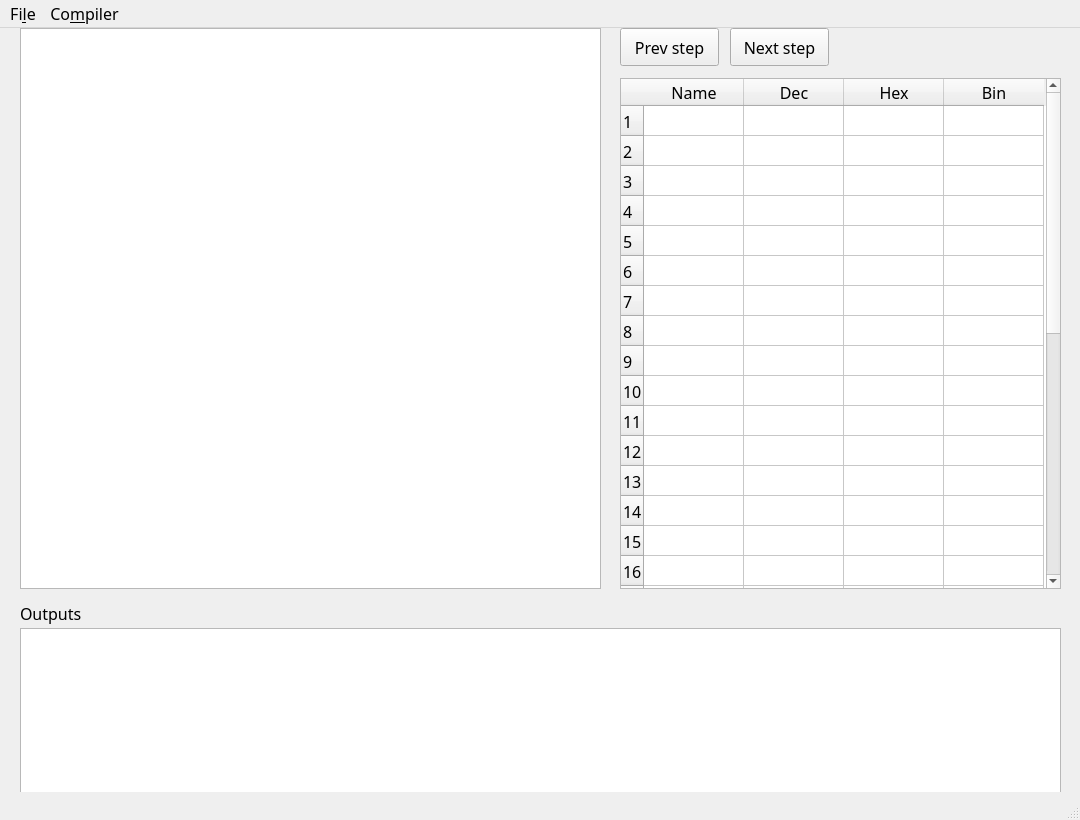
First picture: the form in Compiler/gui/xasm_ide.ui, repository ErickOF/CE4301-ASIP-for-decryption-using-RSA, before the edit.
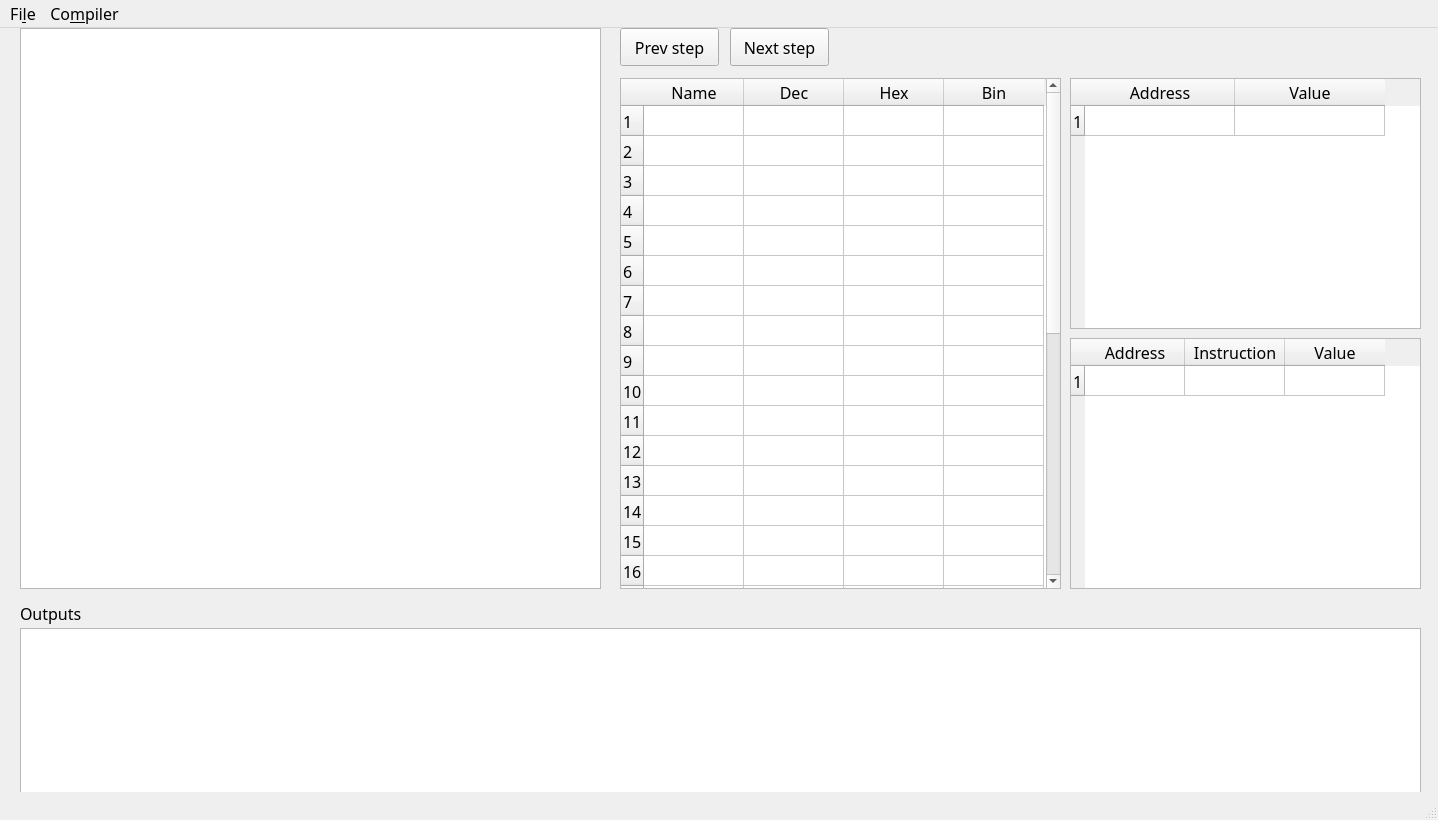
Second picture: the form after the edit.

Commit message:
[Update] - Constants Compilation, Data and Instruction Memory
1. Constants are compiled and saved in memory.
2. Data memory is displayed.

Patch:
```diff
--- a/Compiler/gui/xasm_ide.ui
+++ b/Compiler/gui/xasm_ide.ui
@@ -6,7 +6,7 @@
    <rect>
     <x>0</x>
     <y>0</y>
-    <width>1080</width>
+    <width>1438</width>
     <height>820</height>
    </rect>
   </property>
@@ -170,7 +170,7 @@
      <rect>
       <x>20</x>
       <y>600</y>
-      <width>1041</width>
+      <width>1401</width>
       <height>191</height>
      </rect>
     </property>
@@ -194,14 +194,128 @@
      <string>Outputs</string>
     </property>
    </widget>
+   <widget class="QTableWidget" name="tableMemory">
+    <property name="geometry">
+     <rect>
+      <x>1070</x>
+      <y>50</y>
+      <width>351</width>
+      <height>251</height>
+     </rect>
+    </property>
+    <property name="font">
+     <font>
+      <family>Ubuntu Mono</family>
+      <pointsize>12</pointsize>
+     </font>
+    </property>
+    <property name="editTriggers">
+     <set>QAbstractItemView::NoEditTriggers</set>
+    </property>
+    <property name="rowCount">
+     <number>1</number>
+    </property>
+    <property name="columnCount">
+     <number>2</number>
+    </property>
+    <attribute name="horizontalHeaderDefaultSectionSize">
+     <number>150</number>
+    </attribute>
+    <row/>
+    <column>
+     <property name="text">
+      <string>Address</string>
+     </property>
+    </column>
+    <column>
+     <property name="text">
+      <string>Value</string>
+     </property>
+    </column>
+    <item row="0" column="0">
+     <property name="text">
+      <string/>
+     </property>
+     <property name="font">
+      <font>
+       <family>Ubuntu Mono</family>
+       <pointsize>12</pointsize>
+      </font>
+     </property>
+     <property name="textAlignment">
+      <set>AlignCenter</set>
+     </property>
+     <property name="flags">
+      <set>ItemIsEditable|ItemIsDragEnabled|ItemIsUserCheckable|ItemIsEnabled</set>
+     </property>
+    </item>
+   </widget>
+   <widget class="QTableWidget" name="tableInstructions">
+    <property name="geometry">
+     <rect>
+      <x>1070</x>
+      <y>310</y>
+      <width>351</width>
+      <height>251</height>
+     </rect>
+    </property>
+    <property name="font">
+     <font>
+      <family>Ubuntu Mono</family>
+      <pointsize>12</pointsize>
+     </font>
+    </property>
+    <property name="editTriggers">
+     <set>QAbstractItemView::NoEditTriggers</set>
+    </property>
+    <property name="rowCount">
+     <number>1</number>
+    </property>
+    <property name="columnCount">
+     <number>3</number>
+    </property>
+    <row/>
+    <column>
+     <property name="text">
+      <string>Address</string>
+     </property>
+    </column>
+    <column>
+     <property name="text">
+      <string>Instruction</string>
+     </property>
+    </column>
+    <column>
+     <property name="text">
+      <string>Value</string>
+     </property>
+    </column>
+    <item row="0" column="0">
+     <property name="text">
+      <string/>
+     </property>
+     <property name="font">
+      <font>
+       <family>Ubuntu Mono</family>
+       <pointsize>12</pointsize>
+      </font>
+     </property>
+     <property name="textAlignment">
+      <set>AlignCenter</set>
+     </property>
+     <property name="flags">
+      <set>ItemIsEditable|ItemIsDragEnabled|ItemIsUserCheckable|ItemIsEnabled</set>
+     </property>
+    </item>
+   </widget>
   </widget>
   <widget class="QMenuBar" name="menubar">
    <property name="geometry">
     <rect>
      <x>0</x>
      <y>0</y>
-     <width>1080</width>
-     <height>29</height>
+     <width>1438</width>
+     <height>34</height>
     </rect>
    </property>
    <widget class="QMenu" name="menuFile">
```
Left out of the diff: 5 changed lines with no effect on the pictures. The commit also changes 5 other files.
